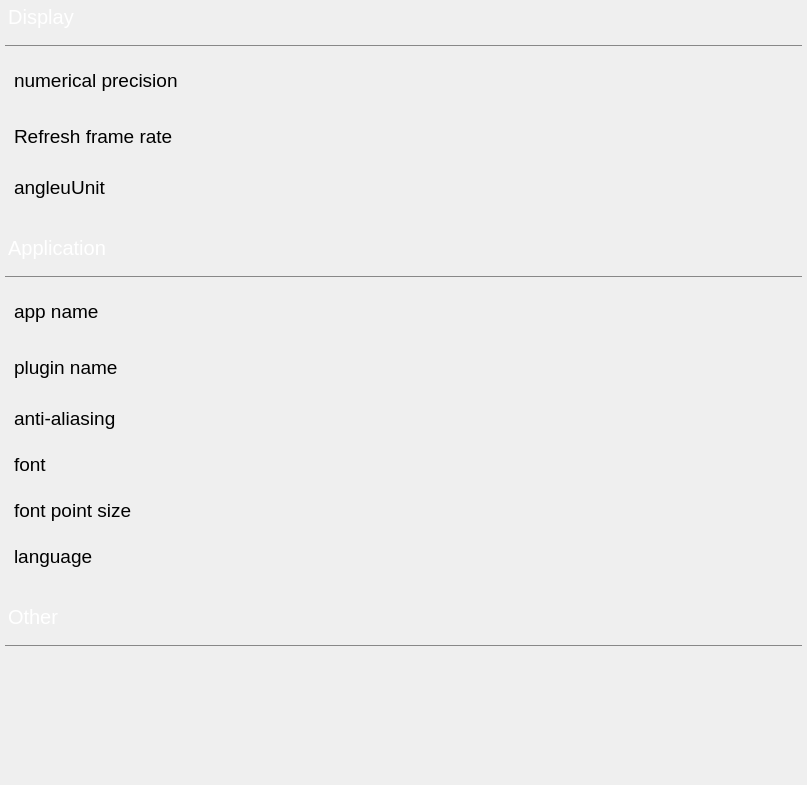
This is RoboticUserInterface/include/form/Settings.ui in ADrownFish/RoboticUserInterface as Qt 5 draws it before an edit. The edited form follows.
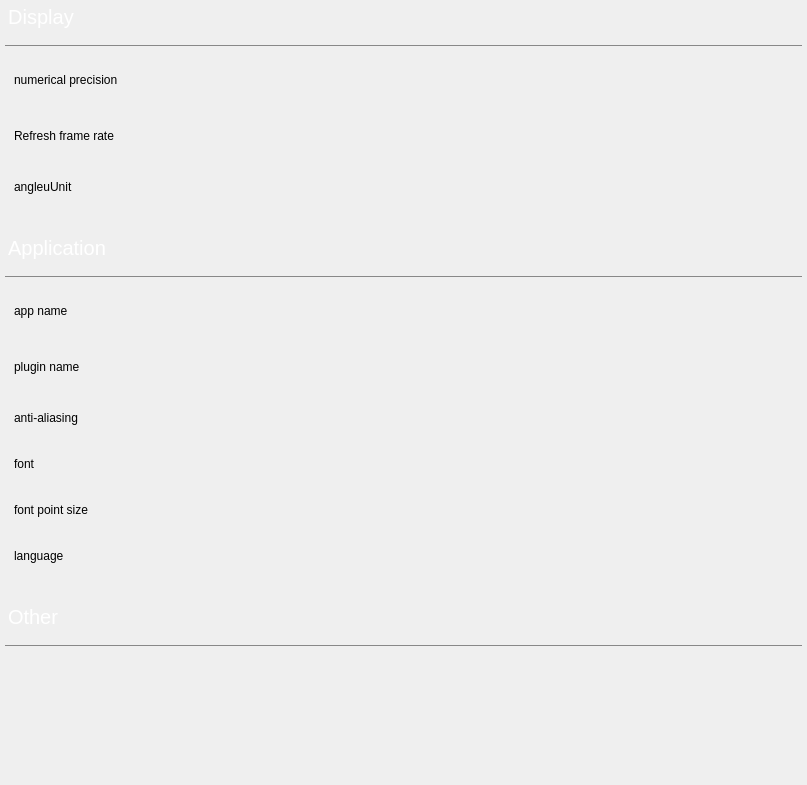
This is the edited form. Custom widgets are drawn as their Qt base class.

```diff
--- a/RoboticUserInterface/include/form/Settings.ui
+++ b/RoboticUserInterface/include/form/Settings.ui
@@ -169,11 +169,6 @@
           <height>16777215</height>
          </size>
         </property>
-        <property name="font">
-         <font>
-          <pointsize>14</pointsize>
-         </font>
-        </property>
         <property name="text">
          <string>angleuUnit</string>
         </property>
@@ -209,11 +204,6 @@
           <height>16777215</height>
          </size>
         </property>
-        <property name="font">
-         <font>
-          <pointsize>14</pointsize>
-         </font>
-        </property>
         <property name="text">
          <string>numerical precision</string>
         </property>
@@ -226,42 +216,32 @@
        <widget class="QtMaterialTextField" name="lineEdit_farmRate" native="true">
         <property name="minimumSize">
          <size>
-          <width>200</width>
+          <width>100</width>
           <height>50</height>
          </size>
         </property>
         <property name="maximumSize">
          <size>
-          <width>200</width>
+          <width>100</width>
           <height>50</height>
          </size>
         </property>
-        <property name="font">
-         <font>
-          <pointsize>14</pointsize>
-         </font>
-        </property>
        </widget>
       </item>
       <item row="0" column="1">
        <widget class="QtMaterialTextField" name="lineEdit_precision" native="true">
         <property name="minimumSize">
          <size>
-          <width>200</width>
+          <width>100</width>
           <height>50</height>
          </size>
         </property>
         <property name="maximumSize">
          <size>
-          <width>200</width>
+          <width>100</width>
           <height>50</height>
          </size>
         </property>
-        <property name="font">
-         <font>
-          <pointsize>14</pointsize>
-         </font>
-        </property>
        </widget>
       </item>
       <item row="1" column="0">
@@ -278,11 +258,6 @@
           <height>16777215</height>
          </size>
         </property>
-        <property name="font">
-         <font>
-          <pointsize>14</pointsize>
-         </font>
-        </property>
         <property name="text">
          <string>Refresh frame rate</string>
         </property>
@@ -314,11 +289,6 @@
           <height>16777215</height>
          </size>
         </property>
-        <property name="font">
-         <font>
-          <pointsize>14</pointsize>
-         </font>
-        </property>
         <property name="text">
          <string>language</string>
         </property>
@@ -404,11 +374,7 @@
           <height>16777215</height>
          </size>
         </property>
-        <property name="font">
-         <font>
-          <pointsize>14</pointsize>
-         </font>
-        </property>
+        
         <property name="text">
          <string>font</string>
         </property>
@@ -421,21 +387,17 @@
        <widget class="QWWindowButton" name="widget_font_point_size" native="true">
         <property name="minimumSize">
          <size>
-          <width>200</width>
+          <width>400</width>
           <height>40</height>
          </size>
         </property>
         <property name="maximumSize">
          <size>
-          <width>200</width>
+          <width>400</width>
           <height>40</height>
          </size>
         </property>
-        <property name="font">
-         <font>
-          <pointsize>14</pointsize>
-         </font>
-        </property>
+        
        </widget>
       </item>
       <item row="3" column="2">
@@ -465,11 +427,7 @@
           <height>16777215</height>
          </size>
         </property>
-        <property name="font">
-         <font>
-          <pointsize>14</pointsize>
-         </font>
-        </property>
+        
         <property name="text">
          <string>plugin name</string>
         </property>
@@ -492,11 +450,7 @@
           <height>16777215</height>
          </size>
         </property>
-        <property name="font">
-         <font>
-          <pointsize>14</pointsize>
-         </font>
-        </property>
+        
         <property name="text">
          <string>app name</string>
         </property>
@@ -519,11 +473,7 @@
           <height>16777215</height>
          </size>
         </property>
-        <property name="font">
-         <font>
-          <pointsize>14</pointsize>
-         </font>
-        </property>
+        
         <property name="text">
          <string>font point size</string>
         </property>
@@ -546,11 +496,7 @@
           <height>16777215</height>
          </size>
         </property>
-        <property name="font">
-         <font>
-          <pointsize>14</pointsize>
-         </font>
-        </property>
+        
         <property name="text">
          <string>anti-aliasing</string>
         </property>
```
Left out of the diff: 44 changed lines with no effect on the pictures.
